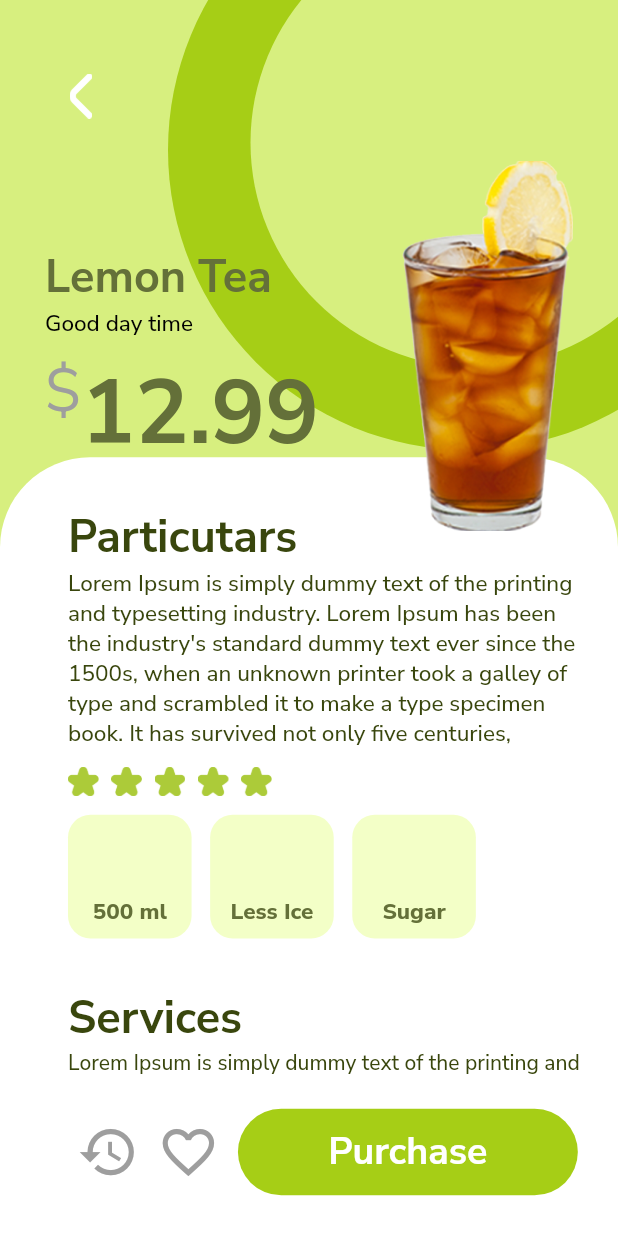
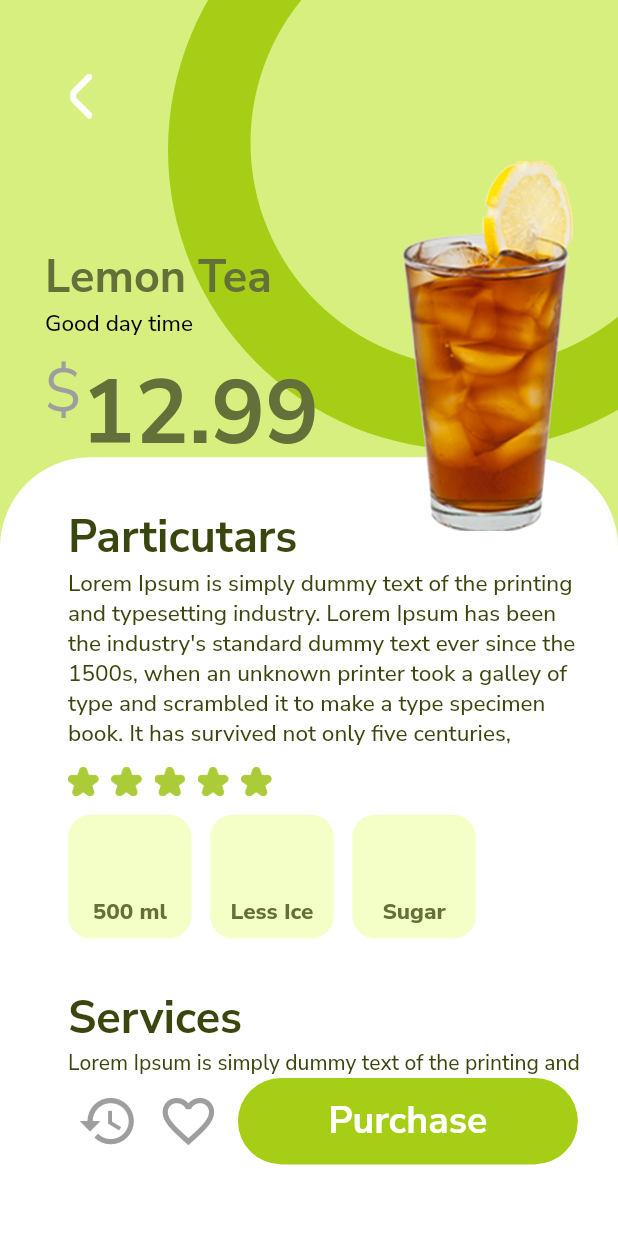
Before and after one commit to melsayed8450/Drinks-Store-App, a Flutter app: the LemonTeaPage screen opened by its route, on a phone screen of 412 x 824 dp. Run offline on Flutter 3.47's test engine with Material 2 defaults, Android fonts, the phone set to English and light mode, and no system bars; our stand-ins replace get, google_fonts.

Commit message:
a small edit

```diff
--- a/lib/app/presentation/pages/lemon_tea.dart
+++ b/lib/app/presentation/pages/lemon_tea.dart
@@ -213,9 +213,7 @@ class LemonTeaPage extends StatelessWidget {
                         color: const Color(0xff39460d),
                       ),
                     ),
-                    Padding(
-                      padding: EdgeInsets.only(top: height * 0.025),
-                      child: Row(
+                    Row(
                       mainAxisAlignment: MainAxisAlignment.spaceAround,
                       children: [
                         Icon(
@@ -248,7 +246,6 @@ class LemonTeaPage extends StatelessWidget {
                           ),
                         ),
                       ],
-                      ),
                     ),
                   ],
                 ),
```
Lines whose indentation alone changed are shown as unchanged.
